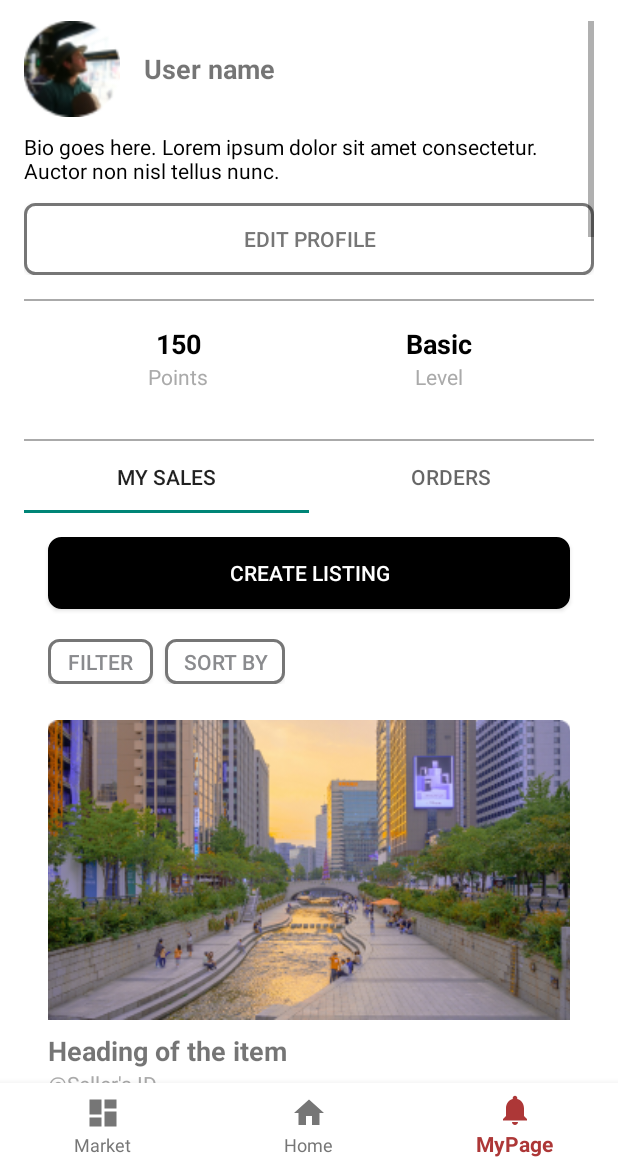
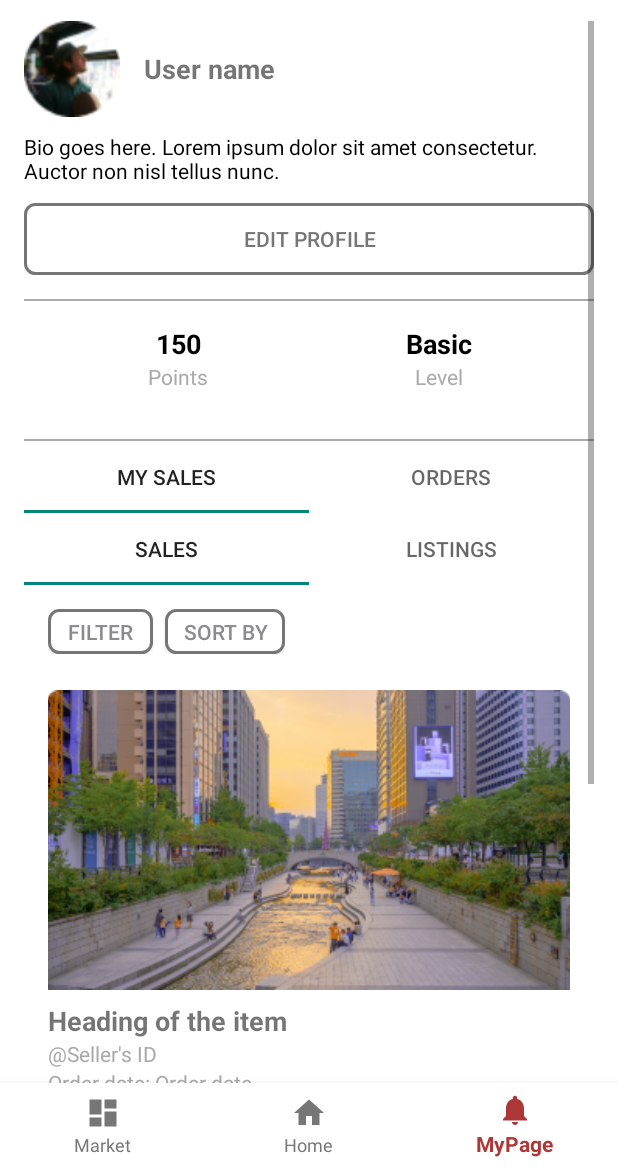
Before and after one commit to ERICA-KBuddy/Client, an Android app: the MypageFragment screen opened through its navigation route, on a phone screen of 412 x 824 dp, the part 69-1236 px from its top. Run offline under Robolectric (Android 15) with nearby library versions, the phone set to English and light mode, and no system bars; our stand-ins replace navigation-ui.

Commit message:
[feat][Add viewPager in MysaleFragment][brightalot]

```diff
--- a/app/src/main/java/com/example/k_buddy/ui/mainPage/ui/mypage/MypageFragment.kt
+++ b/app/src/main/java/com/example/k_buddy/ui/mainPage/ui/mypage/MypageFragment.kt
@@ -60,8 +60,8 @@ class MypageFragment : Fragment() {
     }
 
     private fun setupViewPagerAndTabs() {
-        val viewPager = binding.viewPager
-        val tabLayout = binding.tabLayout
+        val viewPager = binding.myPageViewPager
+        val tabLayout = binding.myPageTabLayout
         val adapter = MyPageAdapter(requireActivity())
         viewPager.adapter = adapter
 
--- a/app/src/main/java/com/example/k_buddy/ui/mainPage/ui/mypage/mysale/MysaleAdapter.kt
+++ b/app/src/main/java/com/example/k_buddy/ui/mainPage/ui/mypage/mysale/MysaleAdapter.kt
@@ -2,30 +2,25 @@ package com.example.k_buddy.ui.mainPage.ui.mypage.mysale
 
 import android.view.LayoutInflater
 import android.view.ViewGroup
+import androidx.fragment.app.Fragment
+import androidx.fragment.app.FragmentActivity
 import androidx.recyclerview.widget.RecyclerView
+import androidx.viewpager2.adapter.FragmentStateAdapter
 import com.example.k_buddy.databinding.ItemMysaleBinding
+import com.example.k_buddy.ui.mainPage.ui.mypage.mysale.listings.ListingsFragment
+import com.example.k_buddy.ui.mainPage.ui.mypage.mysale.sales.SalesFragment
+import com.example.k_buddy.ui.mainPage.ui.mypage.orders.OrdersFragment
 
-class MysaleAdapter(private val items: List<MysaleItem>) : RecyclerView.Adapter<MysaleAdapter.MySaleViewHolder>() {
-
-    override fun onCreateViewHolder(parent: ViewGroup, viewType: Int): MySaleViewHolder {
-        val binding = ItemMysaleBinding.inflate(LayoutInflater.from(parent.context), parent, false)
-        return MySaleViewHolder(binding)
+class MysaleAdapter(fragmentActivity: FragmentActivity) : FragmentStateAdapter(fragmentActivity) {
+    override fun getItemCount(): Int {
+        return 2 // 탭의 개수
     }
 
-    override fun onBindViewHolder(holder: MySaleViewHolder, position: Int) {
-        holder.bind(items[position])
-    }
-
-    override fun getItemCount(): Int = items.size
-
-    class MySaleViewHolder(private val binding: ItemMysaleBinding) : RecyclerView.ViewHolder(binding.root) {
-        fun bind(item: MysaleItem) {
-            binding.itemImage.setImageResource(item.imageResId)
-            binding.itemTitle.text = item.title
-            binding.itemSellerId.text = item.sellerId
-            binding.itemOrderDate.text = "Order date: ${item.orderDate}"
-            binding.itemOrderSummary.text = "Order summary\n${item.orderSummary}"
-            binding.itemPaidAmount.text = "Paid amount\n${item.paidAmount}"
+    override fun createFragment(position: Int): Fragment {
+        return when (position) {
+            0 -> SalesFragment()
+            1 -> ListingsFragment()
+            else -> throw IllegalStateException("Unexpected position $position")
         }
     }
 }
--- a/app/src/main/java/com/example/k_buddy/ui/mainPage/ui/mypage/mysale/MysaleFragment.kt
+++ b/app/src/main/java/com/example/k_buddy/ui/mainPage/ui/mypage/mysale/MysaleFragment.kt
@@ -6,8 +6,8 @@ import android.view.LayoutInflater
 import android.view.View
 import android.view.ViewGroup
 import androidx.fragment.app.viewModels
-import androidx.recyclerview.widget.LinearLayoutManager
 import com.example.k_buddy.databinding.FragmentMysaleBinding
+import com.google.android.material.tabs.TabLayoutMediator
 
 class MysaleFragment : Fragment() {
 
@@ -26,9 +26,23 @@ class MysaleFragment : Fragment() {
 
     override fun onViewCreated(view: View, savedInstanceState: Bundle?) {
         super.onViewCreated(view, savedInstanceState)
+        setupViewPagerAndTabs()
+    }
+    private fun setupViewPagerAndTabs() {
+        // ViewPager 설정
+        val viewPager = binding.mySaleViewPager
+        val tabLayout = binding.mySaleTabLayout
+        val adapter = MysaleAdapter(requireActivity())
+        viewPager.adapter = adapter
 
-        binding.recyclerView.layoutManager = LinearLayoutManager(context)
-        binding.recyclerView.adapter = MysaleAdapter(viewModel.items)
+        // TabLayout과 ViewPager 연결
+        TabLayoutMediator(tabLayout, viewPager) { tab, position ->
+            tab.text = when (position) {
+                0 -> "Sales"
+                1 -> "Listings"
+                else -> null
+            }
+        }.attach()
     }
 
     override fun onDestroyView() {
--- a/app/src/main/java/com/example/k_buddy/ui/mainPage/ui/mypage/mysale/MysaleViewModel.kt
+++ b/app/src/main/java/com/example/k_buddy/ui/mainPage/ui/mypage/mysale/MysaleViewModel.kt
@@ -5,18 +5,5 @@ import com.example.k_buddy.R
 
 class MysaleViewModel : ViewModel() {
     // TODO: Implement the ViewModel
-    val items = listOf(
-        MysaleItem(R.drawable.item_sample_image, "Heading of the item", "@Seller's ID", "Order date", "3 days 2 nights", "30,000 won"),
-        MysaleItem(R.drawable.item_sample_image, "Heading of the item", "@Seller's ID", "Order date", "3 days 2 nights", "30,000 won"),
-        MysaleItem(R.drawable.item_sample_image, "Heading of the item", "@Seller's ID", "Order date", "3 days 2 nights", "30,000 won"),
-        MysaleItem(R.drawable.item_sample_image, "Heading of the item", "@Seller's ID", "Order date", "3 days 2 nights", "30,000 won"),
-        MysaleItem(R.drawable.item_sample_image, "Heading of the item", "@Seller's ID", "Order date", "3 days 2 nights", "30,000 won"),
-        MysaleItem(R.drawable.item_sample_image, "Heading of the item", "@Seller's ID", "Order date", "3 days 2 nights", "30,000 won"),
-        MysaleItem(R.drawable.item_sample_image, "Heading of the item", "@Seller's ID", "Order date", "3 days 2 nights", "30,000 won"),
-        MysaleItem(R.drawable.item_sample_image, "Heading of the item", "@Seller's ID", "Order date", "3 days 2 nights", "30,000 won"),
-        MysaleItem(R.drawable.item_sample_image, "Heading of the item", "@Seller's ID", "Order date", "3 days 2 nights", "30,000 won"),
-        MysaleItem(R.drawable.item_sample_image, "Heading of the item", "@Seller's ID", "Order date", "3 days 2 nights", "30,000 won"),
 
-        // 더 많은 아이템 추가
-    )
 }
--- /dev/null
+++ b/app/src/main/java/com/example/k_buddy/ui/mainPage/ui/mypage/mysale/listings/ListingsAdapter.kt
@@ -0,0 +1,41 @@
+package com.example.k_buddy.ui.mainPage.ui.mypage.mysale.listings
+
+import android.view.LayoutInflater
+import android.view.ViewGroup
+import androidx.fragment.app.Fragment
+import androidx.recyclerview.widget.RecyclerView
+import androidx.viewpager2.adapter.FragmentStateAdapter
+import com.example.k_buddy.databinding.ItemMysaleBinding
+import com.example.k_buddy.ui.mainPage.ui.mypage.mysale.MysaleFragment
+import com.example.k_buddy.ui.mainPage.ui.mypage.mysale.sales.SalesFragment
+import com.example.k_buddy.ui.mainPage.ui.mypage.orders.OrdersAdapter
+import com.example.k_buddy.ui.mainPage.ui.mypage.orders.OrdersFragment
+import com.example.k_buddy.ui.mainPage.ui.mypage.orders.OrdersItem
+
+class ListingsAdapter(private val items: List<ListingsItem>): RecyclerView.Adapter<ListingsAdapter.ListingsViewHolder>() {
+    override fun onCreateViewHolder(
+        parent: ViewGroup,
+        viewType: Int
+    ): ListingsViewHolder {
+        val binding = ItemMysaleBinding.inflate(LayoutInflater.from(parent.context), parent, false)
+        return ListingsViewHolder(binding)
+    }
+
+    override fun onBindViewHolder(holder: ListingsViewHolder, position: Int) {
+        holder.bind(items[position])
+    }
+
+    override fun getItemCount(): Int = items.size
+
+    class ListingsViewHolder(private val binding: ItemMysaleBinding) :RecyclerView.ViewHolder(binding.root) {
+        fun bind(item: ListingsItem) {
+            binding.itemImage.setImageResource(item.imageResId)
+            binding.itemTitle.text = item.title
+            binding.itemSellerId.text = item.sellerId
+            binding.itemOrderDate.text = "Order date: ${item.orderDate}"
+            binding.itemOrderSummary.text = "Order summary\n${item.orderSummary}"
+            binding.itemPaidAmount.text = "Paid amount\n${item.paidAmount}"
+        }
+    }
+
+}
--- /dev/null
+++ b/app/src/main/java/com/example/k_buddy/ui/mainPage/ui/mypage/mysale/listings/ListingsFragment.kt
@@ -0,0 +1,38 @@
+package com.example.k_buddy.ui.mainPage.ui.mypage.mysale.listings
+
+import android.os.Bundle
+import androidx.fragment.app.Fragment
+import android.view.LayoutInflater
+import android.view.View
+import android.view.ViewGroup
+import androidx.fragment.app.viewModels
+import androidx.recyclerview.widget.LinearLayoutManager
+import com.example.k_buddy.R
+import com.example.k_buddy.databinding.FragmentListingsBinding
+import com.example.k_buddy.ui.mainPage.ui.mypage.orders.OrdersAdapter
+
+class ListingsFragment : Fragment() {
+
+    // ViewModel을 by viewModels()를 사용하여 초기화
+    private val viewModel: ListingsViewModel by viewModels()
+    private var _binding: FragmentListingsBinding? = null
+    private val binding get() = _binding!!
+
+    override fun onCreateView(
+        inflater: LayoutInflater, container: ViewGroup?,
+        savedInstanceState: Bundle?
+    ): View {
+        _binding = FragmentListingsBinding.inflate(inflater, container, false)
+        return binding.root
+    }
+    override fun onViewCreated(view: View, savedInstanceState: Bundle?) {
+        super.onViewCreated(view, savedInstanceState)
+
+        binding.recyclerView.layoutManager = LinearLayoutManager(context)
+        binding.recyclerView.adapter = ListingsAdapter(viewModel.items)
+    }
+    override fun onDestroyView() {
+        super.onDestroyView()
+        _binding = null
+    }
+}
--- /dev/null
+++ b/app/src/main/java/com/example/k_buddy/ui/mainPage/ui/mypage/mysale/listings/ListingsItem.kt
@@ -0,0 +1,10 @@
+package com.example.k_buddy.ui.mainPage.ui.mypage.mysale.listings
+
+data class ListingsItem(
+    val imageResId: Int,
+    val title: String,
+    val sellerId: String,
+    val orderDate: String,
+    val orderSummary: String,
+    val paidAmount: String
+)
--- /dev/null
+++ b/app/src/main/java/com/example/k_buddy/ui/mainPage/ui/mypage/mysale/listings/ListingsViewModel.kt
@@ -0,0 +1,14 @@
+package com.example.k_buddy.ui.mainPage.ui.mypage.mysale.listings
+
+import androidx.lifecycle.ViewModel
+import com.example.k_buddy.R
+
+class ListingsViewModel : ViewModel() {
+    // TODO: Implement the ViewModel
+    val items = listOf(
+        ListingsItem(R.drawable.item_sample_image, "Heading of the item", "@Seller's ID", "Order date", "3 days 2 nights", "30,000 won"),
+        ListingsItem(R.drawable.item_sample_image, "Heading of the item", "@Seller's ID", "Order date", "3 days 2 nights", "30,000 won"),
+
+        // 더 많은 아이템 추가
+    )
+}
--- /dev/null
+++ b/app/src/main/java/com/example/k_buddy/ui/mainPage/ui/mypage/mysale/sales/SalesAdapter.kt
@@ -0,0 +1,34 @@
+package com.example.k_buddy.ui.mainPage.ui.mypage.mysale.sales
+
+import android.view.LayoutInflater
+import android.view.ViewGroup
+import androidx.recyclerview.widget.RecyclerView
+import com.example.k_buddy.databinding.ItemMysaleBinding
+
+class SalesAdapter(private val items: List<SalesItem>): RecyclerView.Adapter<SalesAdapter.SalesViewHolder>() {
+    override fun onCreateViewHolder(
+        parent: ViewGroup,
+        viewType: Int
+    ): SalesViewHolder {
+        val binding = ItemMysaleBinding.inflate(LayoutInflater.from(parent.context), parent, false)
+        return SalesViewHolder(binding)
+    }
+
+    override fun onBindViewHolder(holder: SalesViewHolder, position: Int) {
+        holder.bind(items[position])
+    }
+
+    override fun getItemCount(): Int = items.size
+
+    class SalesViewHolder(private val binding: ItemMysaleBinding) : RecyclerView.ViewHolder(binding.root) {
+        fun bind(item: SalesItem) {
+            binding.itemImage.setImageResource(item.imageResId)
+            binding.itemTitle.text = item.title
+            binding.itemSellerId.text = item.sellerId
+            binding.itemOrderDate.text = "Order date: ${item.orderDate}"
+            binding.itemOrderSummary.text = "Order summary\n${item.orderSummary}"
+            binding.itemPaidAmount.text = "Paid amount\n${item.paidAmount}"
+        }
+    }
+
+}
--- /dev/null
+++ b/app/src/main/java/com/example/k_buddy/ui/mainPage/ui/mypage/mysale/sales/SalesFragment.kt
@@ -0,0 +1,41 @@
+package com.example.k_buddy.ui.mainPage.ui.mypage.mysale.sales
+
+import androidx.lifecycle.ViewModelProvider
+import android.os.Bundle
+import androidx.fragment.app.Fragment
+import android.view.LayoutInflater
+import android.view.View
+import android.view.ViewGroup
+import androidx.fragment.app.viewModels
+import androidx.recyclerview.widget.LinearLayoutManager
+import com.example.k_buddy.R
+import com.example.k_buddy.databinding.FragmentListingsBinding
+import com.example.k_buddy.databinding.FragmentSalesBinding
+import com.example.k_buddy.ui.mainPage.ui.mypage.mysale.listings.ListingsAdapter
+import com.example.k_buddy.ui.mainPage.ui.mypage.mysale.listings.ListingsViewModel
+
+class SalesFragment : Fragment() {
+
+    // ViewModel을 by viewModels()를 사용하여 초기화
+    private val viewModel: SalesViewModel by viewModels()
+    private var _binding: FragmentSalesBinding? = null
+    private val binding get() = _binding!!
+
+    override fun onCreateView(
+        inflater: LayoutInflater, container: ViewGroup?,
+        savedInstanceState: Bundle?
+    ): View {
+        _binding = FragmentSalesBinding.inflate(inflater, container, false)
+        return binding.root
+    }
+    override fun onViewCreated(view: View, savedInstanceState: Bundle?) {
+        super.onViewCreated(view, savedInstanceState)
+
+        binding.recyclerView.layoutManager = LinearLayoutManager(context)
+        binding.recyclerView.adapter = SalesAdapter(viewModel.items)
+    }
+    override fun onDestroyView() {
+        super.onDestroyView()
+        _binding = null
+    }
+}
--- /dev/null
+++ b/app/src/main/java/com/example/k_buddy/ui/mainPage/ui/mypage/mysale/sales/SalesItem.kt
@@ -0,0 +1,10 @@
+package com.example.k_buddy.ui.mainPage.ui.mypage.mysale.sales
+
+data class SalesItem(
+    val imageResId: Int,
+    val title: String,
+    val sellerId: String,
+    val orderDate: String,
+    val orderSummary: String,
+    val paidAmount: String
+)
--- /dev/null
+++ b/app/src/main/java/com/example/k_buddy/ui/mainPage/ui/mypage/mysale/sales/SalesViewModel.kt
@@ -0,0 +1,14 @@
+package com.example.k_buddy.ui.mainPage.ui.mypage.mysale.sales
+
+import androidx.lifecycle.ViewModel
+import com.example.k_buddy.R
+import com.example.k_buddy.ui.mainPage.ui.mypage.mysale.MysaleItem
+
+class SalesViewModel : ViewModel() {
+    // TODO: Implement the ViewModel
+    val items = listOf(
+        SalesItem(R.drawable.item_sample_image, "Heading of the item", "@Seller's ID", "Order date", "3 days 2 nights", "30,000 won"),
+        SalesItem(R.drawable.item_sample_image, "Heading of the item", "@Seller's ID", "Order date", "3 days 2 nights", "30,000 won"),
+        // 더 많은 아이템 추가
+    )
+}
--- a/app/src/main/java/com/example/k_buddy/ui/mainPage/ui/mypage/orders/OrdersViewModel.kt
+++ b/app/src/main/java/com/example/k_buddy/ui/mainPage/ui/mypage/orders/OrdersViewModel.kt
@@ -9,16 +9,5 @@ class OrdersViewModel : ViewModel() {
         OrdersItem(R.drawable.item_sample_image, "Heading of the item", "@Seller's ID", "Order date", "3 days 2 nights", "30,000 won"),OrdersItem(R.drawable.item_sample_image, "Heading of the item", "@Seller's ID", "Order date", "3 days 2 nights", "30,000 won"),
         OrdersItem(R.drawable.item_sample_image, "Heading of the item", "@Seller's ID", "Order date", "3 days 2 nights", "30,000 won"),
         OrdersItem(R.drawable.item_sample_image, "Heading of the item", "@Seller's ID", "Order date", "3 days 2 nights", "30,000 won"),
-        OrdersItem(R.drawable.item_sample_image, "Heading of the item", "@Seller's ID", "Order date", "3 days 2 nights", "30,000 won"),
-        OrdersItem(R.drawable.item_sample_image, "Heading of the item", "@Seller's ID", "Order date", "3 days 2 nights", "30,000 won"),
-        OrdersItem(R.drawable.item_sample_image, "Heading of the item", "@Seller's ID", "Order date", "3 days 2 nights", "30,000 won"),
-        OrdersItem(R.drawable.item_sample_image, "Heading of the item", "@Seller's ID", "Order date", "3 days 2 nights", "30,000 won"),
-        OrdersItem(R.drawable.item_sample_image, "Heading of the item", "@Seller's ID", "Order date", "3 days 2 nights", "30,000 won"),
-        OrdersItem(R.drawable.item_sample_image, "Heading of the item", "@Seller's ID", "Order date", "3 days 2 nights", "30,000 won"),
-        OrdersItem(R.drawable.item_sample_image, "Heading of the item", "@Seller's ID", "Order date", "3 days 2 nights", "30,000 won"),
-
-
-
-        // 더 많은 아이템 추가
     )
 }
--- /dev/null
+++ b/app/src/main/res/layout/fragment_listings.xml
@@ -0,0 +1,64 @@
+<?xml version="1.0" encoding="utf-8"?>
+<RelativeLayout xmlns:android="http://schemas.android.com/apk/res/android"
+    xmlns:tools="http://schemas.android.com/tools"
+    android:layout_width="match_parent"
+    android:layout_height="match_parent"
+    tools:context=".ui.mainPage.ui.mypage.mysale.listings.ListingsFragment">
+
+    <!-- Create listing button -->
+    <Button
+        android:id="@+id/button_create_listing"
+        android:layout_width="match_parent"
+        android:layout_height="wrap_content"
+        android:layout_alignParentTop="true"
+        android:layout_marginStart="16dp"
+        android:layout_marginTop="16dp"
+        android:layout_marginEnd="16dp"
+        android:background="@drawable/mypage_create_listing_button"
+        android:text="Create listing"
+        android:textColor="@android:color/white" />
+
+    <!-- Filter and Sort by buttons -->
+    <LinearLayout
+        android:id="@+id/button_container"
+        android:layout_width="wrap_content"
+        android:layout_height="wrap_content"
+        android:orientation="horizontal"
+        android:layout_below="@id/button_create_listing"
+        android:layout_marginStart="16dp"
+        android:layout_marginEnd="16dp"
+        android:layout_marginTop="20dp"
+        android:gravity="center_horizontal">
+
+        <Button
+            android:id="@+id/button_filter"
+            android:layout_width="70dp"
+            android:layout_height="30dp"
+            android:text="Filter"
+            android:textColor="#8A8B8E"
+            android:background="@drawable/mypage_round_button_1"
+            android:drawablePadding="8dp"
+            android:layout_marginEnd="8dp"/>
+
+        <Button
+            android:id="@+id/button_sort_by"
+            android:layout_width="80dp"
+            android:layout_height="30dp"
+            android:layout_weight="1"
+            android:text="Sort by"
+            android:textColor="#8A8B8E"
+            android:background="@drawable/mypage_round_button_1"
+            android:drawablePadding="8dp" />
+    </LinearLayout>
+
+    <!-- RecyclerView for displaying items -->
+    <androidx.recyclerview.widget.RecyclerView
+        android:id="@+id/recycler_view"
+        android:layout_width="match_parent"
+        android:layout_height="match_parent"
+        android:layout_below="@id/button_container"
+        android:layout_marginTop="8dp"
+        tools:listitem="@layout/item_mysale"/>
+
+
+</RelativeLayout>
--- a/app/src/main/res/layout/fragment_mypage.xml
+++ b/app/src/main/res/layout/fragment_mypage.xml
@@ -191,24 +191,16 @@
                 android:orientation="vertical">
 
                 <com.google.android.material.tabs.TabLayout
-                    android:id="@+id/tab_layout"
+                    android:id="@+id/my_page_tab_layout"
                     android:layout_width="match_parent"
                     android:layout_height="wrap_content"/>
 
                 <androidx.viewpager2.widget.ViewPager2
-                    android:id="@+id/view_pager"
+                    android:id="@+id/my_page_view_pager"
                     android:layout_width="match_parent"
                     android:layout_height="0dp"
                     android:layout_weight="1" />
             </LinearLayout>
-            <View
-                android:layout_width="match_parent"
-                android:layout_height="1dp"
-                android:background="@android:color/darker_gray" />
-            <View
-                android:layout_width="match_parent"
-                android:layout_height="50dp"
-                />
         </LinearLayout>
     </ScrollView>
 </RelativeLayout>
--- a/app/src/main/res/layout/fragment_mysale.xml
+++ b/app/src/main/res/layout/fragment_mysale.xml
@@ -2,60 +2,31 @@
     xmlns:tools="http://schemas.android.com/tools"
     android:layout_width="match_parent"
     android:layout_height="match_parent"
+    xmlns:app="http://schemas.android.com/apk/res-auto"
     tools:context=".ui.mainPage.ui.mypage.mysale.MysaleFragment">
 
-    <!-- Create listing button -->
-    <Button
-        android:id="@+id/button_create_listing"
-        android:layout_width="match_parent"
-        android:layout_height="wrap_content"
-        android:layout_alignParentTop="true"
-        android:layout_marginStart="16dp"
-        android:layout_marginTop="16dp"
-        android:layout_marginEnd="16dp"
-        android:background="@drawable/mypage_create_listing_button"
-        android:text="Create listing"
-        android:textColor="@android:color/white" />
+    <ScrollView
+        android:layout_width="wrap_content"
+        android:layout_height="wrap_content">
+        <LinearLayout
+            android:layout_width="match_parent"
+            android:layout_height="0dp"
+            android:layout_weight="1"
+            android:orientation="vertical">
 
-    <!-- Filter and Sort by buttons -->
-    <LinearLayout
-        android:id="@+id/button_container"
-        android:layout_width="wrap_content"
-        android:layout_height="wrap_content"
-        android:orientation="horizontal"
-        android:layout_below="@id/button_create_listing"
-        android:layout_marginStart="16dp"
-        android:layout_marginEnd="16dp"
-        android:layout_marginTop="20dp"
-        android:gravity="center_horizontal">
+            <com.google.android.material.tabs.TabLayout
+                android:id="@+id/my_sale_tab_layout"
+                android:layout_width="match_parent"
+                android:layout_height="wrap_content"/>
 
-        <Button
-            android:id="@+id/button_filter"
-            android:layout_width="70dp"
-            android:layout_height="30dp"
-            android:text="Filter"
-            android:textColor="#8A8B8E"
-            android:background="@drawable/mypage_round_button_1"
-            android:drawablePadding="8dp"
-            android:layout_marginEnd="8dp"/>
+            <androidx.viewpager2.widget.ViewPager2
+                android:id="@+id/my_sale_view_pager"
+                android:layout_width="match_parent"
+                android:layout_height="0dp"
+                android:layout_weight="1" />
+        </LinearLayout>
+    </ScrollView>
+    <!-- Tabs Section -->
 
-        <Button
-            android:id="@+id/button_sort_by"
-            android:layout_width="80dp"
-            android:layout_height="30dp"
-            android:layout_weight="1"
-            android:text="Sort by"
-            android:textColor="#8A8B8E"
-            android:background="@drawable/mypage_round_button_1"
-            android:drawablePadding="8dp" />
-    </LinearLayout>
 
-    <!-- RecyclerView for displaying items -->
-    <androidx.recyclerview.widget.RecyclerView
-        android:id="@+id/recycler_view"
-        android:layout_width="match_parent"
-        android:layout_height="match_parent"
-        android:layout_below="@id/button_container"
-        android:layout_marginTop="8dp"
-        tools:listitem="@layout/item_mysale"/>
 </RelativeLayout>
--- /dev/null
+++ b/app/src/main/res/layout/fragment_sales.xml
@@ -0,0 +1,49 @@
+<?xml version="1.0" encoding="utf-8"?>
+<RelativeLayout xmlns:android="http://schemas.android.com/apk/res/android"
+    xmlns:tools="http://schemas.android.com/tools"
+    android:layout_width="match_parent"
+    android:layout_height="match_parent"
+    tools:context=".ui.mainPage.ui.mypage.mysale.sales.SalesFragment">
+
+    <!-- Filter and Sort by buttons -->
+    <LinearLayout
+        android:id="@+id/button_container"
+        android:layout_width="wrap_content"
+        android:layout_height="wrap_content"
+        android:orientation="horizontal"
+        android:layout_marginStart="16dp"
+        android:layout_marginEnd="16dp"
+        android:layout_marginTop="16dp"
+        android:gravity="center_horizontal">
+
+        <Button
+            android:id="@+id/button_filter"
+            android:layout_width="70dp"
+            android:layout_height="30dp"
+            android:text="Filter"
+            android:textColor="#8A8B8E"
+            android:background="@drawable/mypage_round_button_1"
+            android:drawablePadding="8dp"
+            android:layout_marginEnd="8dp"/>
+
+        <Button
+            android:id="@+id/button_sort_by"
+            android:layout_width="80dp"
+            android:layout_height="30dp"
+            android:layout_weight="1"
+            android:text="Sort by"
+            android:textColor="#8A8B8E"
+            android:background="@drawable/mypage_round_button_1"
+            android:drawablePadding="8dp" />
+    </LinearLayout>
+
+    <!-- RecyclerView for displaying items -->
+    <androidx.recyclerview.widget.RecyclerView
+        android:id="@+id/recycler_view"
+        android:layout_width="match_parent"
+        android:layout_height="match_parent"
+        android:layout_below="@id/button_container"
+        android:layout_marginTop="8dp"
+        tools:listitem="@layout/item_mysale"/>
+
+</RelativeLayout>
```
